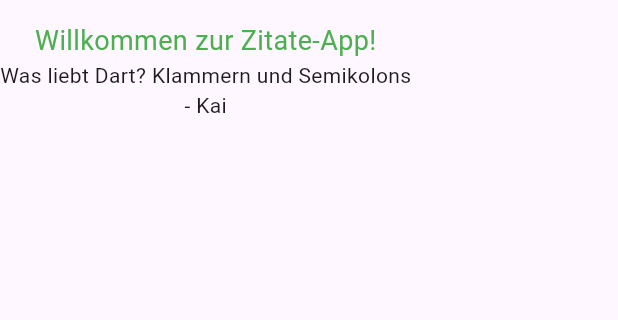
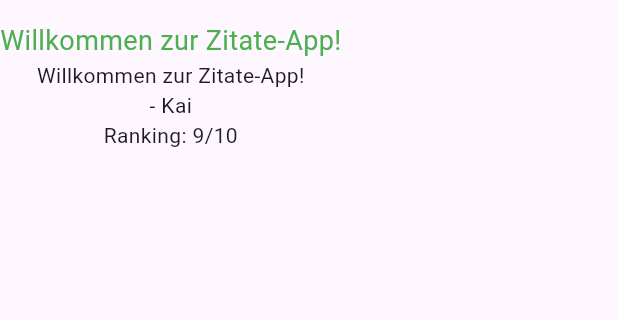
Before and after one commit to komvik/simple_quote_app, a Flutter app: the screen it shows after launch, on a phone screen of 412 x 824 dp, the part 63-383 px from its top. Run offline on Flutter 3.47's test engine with Material 3 defaults, Android fonts, the phone set to English and light mode, and no system bars.

Commit message:
Passed down quote data and used it where needed.

```diff
--- a/lib/main.dart
+++ b/lib/main.dart
@@ -1,62 +1,26 @@
 import 'package:flutter/material.dart';
+import 'package:simple_quote_app/quote_app.dart';
+import 'package:simple_quote_app/quote_data.dart';
 
 void main() {
   final QuoteData quote = QuoteData(
-    quote: "Willkommen zur Zitate-App!",
+    text: "Willkommen zur Zitate-App!",
     author: "Kai",
     ranking: 9,
   );
 
-  runApp(const MainApp());
+  runApp(MainApp(quote: quote));
 }
 
 class MainApp extends StatelessWidget {
-  const MainApp({super.key});
+  const MainApp({super.key, required this.quote});
+
+  final QuoteData quote;
 
   @override
   Widget build(BuildContext context) {
-    return const MaterialApp(
-      home: QuoteApp(),
+    return MaterialApp(
+      home: QuoteApp(quote: quote),
     );
   }
 }
-
-class QuoteApp extends StatelessWidget {
-  const QuoteApp({super.key});
-
-  @override
-  Widget build(BuildContext context) {
-    return Scaffold(
-      appBar: AppBar(
-        title: const Text("Simple Quote App"),
-      ),
-      body: Container(
-        child: const Column(
-          children: [
-            Text(
-              "Willkommen zur Zitate-App!",
-              style: TextStyle(
-                color: Colors.green,
-                fontSize: 18,
-              ),
-            ),
-            Text("Was liebt Dart? Klammern und Semikolons"),
-            Text("- Kai"),
-          ],
-        ),
-      ),
-    );
-  }
-}
-
-class QuoteData {
-  final String quote;
-  final String author;
-  final int ranking;
-
-  QuoteData({
-    required this.quote,
-    required this.author,
-    required this.ranking,
-  });
-}
--- /dev/null
+++ b/lib/quote_app.dart
@@ -0,0 +1,33 @@
+import 'package:flutter/material.dart';
+import 'package:simple_quote_app/quote_data.dart';
+
+class QuoteApp extends StatelessWidget {
+  const QuoteApp({super.key, required this.quote});
+
+  final QuoteData quote;
+
+  @override
+  Widget build(BuildContext context) {
+    return Scaffold(
+      appBar: AppBar(
+        title: const Text("Simple Quote App"),
+      ),
+      body: Container(
+        child: Column(
+          children: [
+            const Text(
+              "Willkommen zur Zitate-App!",
+              style: TextStyle(
+                color: Colors.green,
+                fontSize: 18,
+              ),
+            ),
+            Text(quote.text),
+            Text("- ${quote.author}"),
+            Text("Ranking: ${quote.ranking}/10"),
+          ],
+        ),
+      ),
+    );
+  }
+}
--- /dev/null
+++ b/lib/quote_data.dart
@@ -0,0 +1,11 @@
+class QuoteData {
+  final String text;
+  final String author;
+  final int ranking;
+
+  QuoteData({
+    required this.text,
+    required this.author,
+    required this.ranking,
+  });
+}
```
